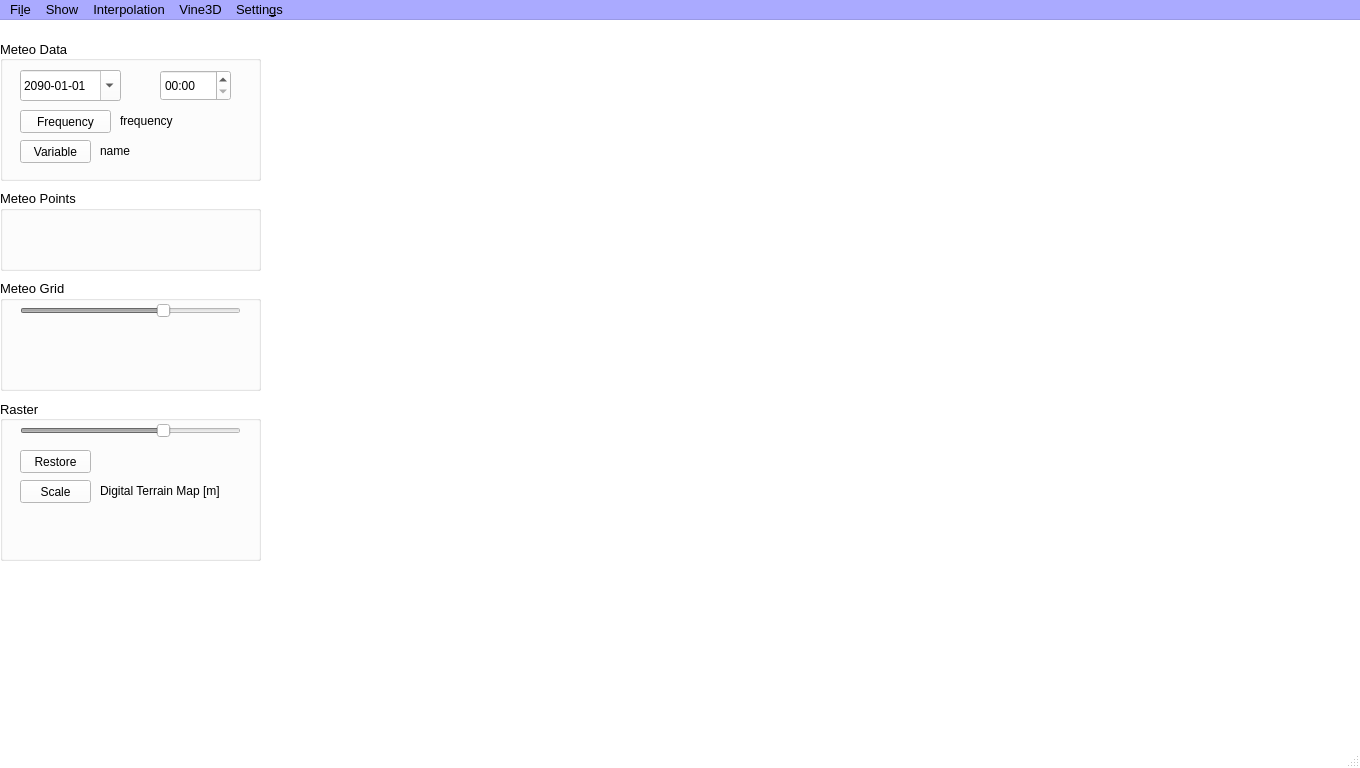
Before: the Qt Designer form VINE3D/mainWindow.ui in gaowudao/CRITERIA3D, drawn with Qt 5.
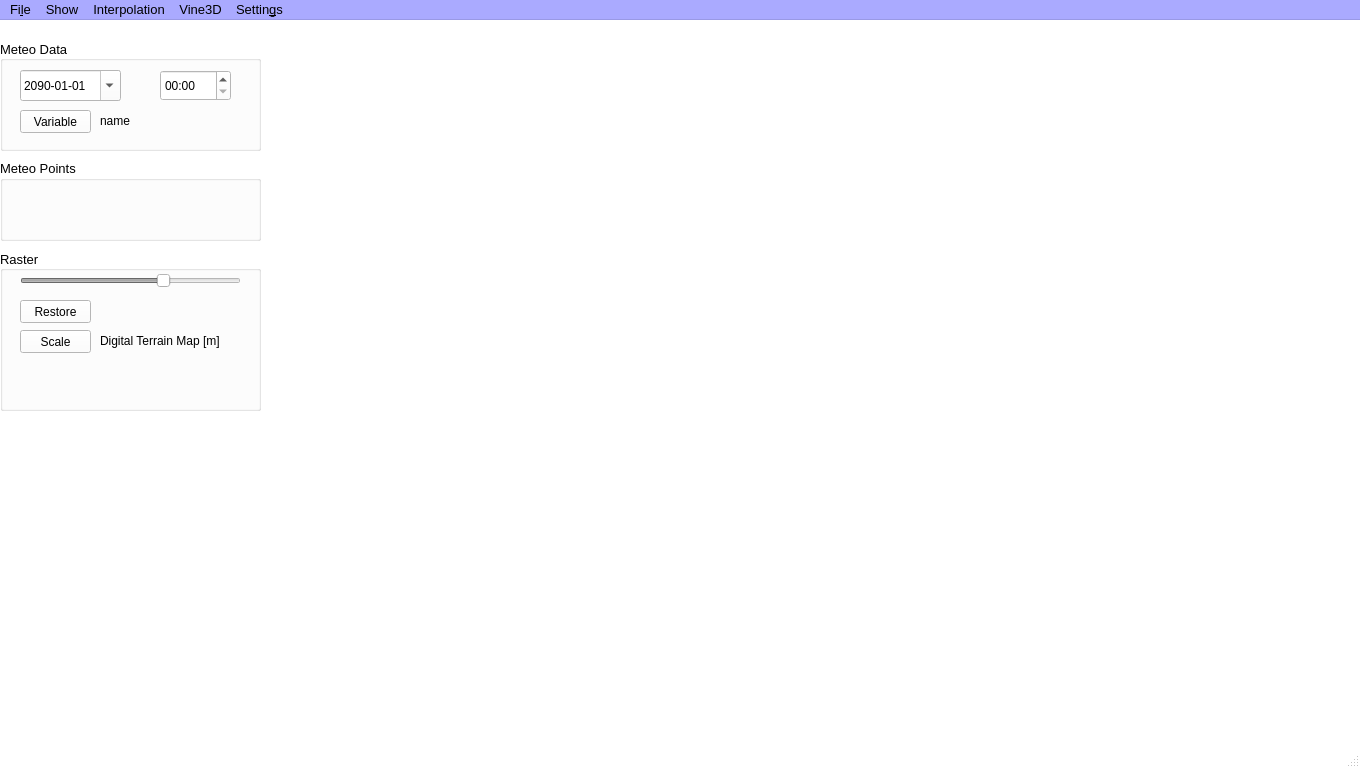
After: the same form once the commit is applied.

```diff
--- a/VINE3D/mainWindow.ui
+++ b/VINE3D/mainWindow.ui
@@ -504,7 +504,7 @@
     <property name="geometry">
      <rect>
       <x>0</x>
-      <y>380</y>
+      <y>230</y>
       <width>261</width>
       <height>161</height>
      </rect>
@@ -1123,7 +1123,7 @@
       <x>0</x>
       <y>20</y>
       <width>261</width>
-      <height>141</height>
+      <height>111</height>
      </rect>
     </property>
     <property name="palette">
@@ -1588,7 +1588,7 @@
      <property name="geometry">
       <rect>
        <x>100</x>
-       <y>100</y>
+       <y>70</y>
        <width>151</width>
        <height>21</height>
       </rect>
@@ -1639,24 +1639,6 @@
       <string>name</string>
      </property>
     </widget>
-    <widget class="QLabel" name="labelFrequency">
-     <property name="geometry">
-      <rect>
-       <x>120</x>
-       <y>70</y>
-       <width>131</width>
-       <height>21</height>
-      </rect>
-     </property>
-     <property name="font">
-      <font>
-       <pointsize>9</pointsize>
-      </font>
-     </property>
-     <property name="text">
-      <string>frequency</string>
-     </property>
-    </widget>
     <widget class="QDateEdit" name="dateEdit">
      <property name="geometry">
       <rect>
@@ -1789,29 +1771,11 @@
       </date>
      </property>
     </widget>
-    <widget class="QPushButton" name="frequencyButton">
-     <property name="geometry">
-      <rect>
-       <x>20</x>
-       <y>70</y>
-       <width>91</width>
-       <height>23</height>
-      </rect>
-     </property>
-     <property name="font">
-      <font>
-       <pointsize>9</pointsize>
-      </font>
-     </property>
-     <property name="text">
-      <string>Frequency</string>
-     </property>
-    </widget>
     <widget class="QPushButton" name="variableButton">
      <property name="geometry">
       <rect>
        <x>20</x>
-       <y>100</y>
+       <y>70</y>
        <width>71</width>
        <height>23</height>
       </rect>
@@ -1915,140 +1879,11 @@
      </property>
     </widget>
    </widget>
-   <widget class="QGroupBox" name="groupBoxMeteoGrid">
-    <property name="geometry">
-     <rect>
-      <x>0</x>
-      <y>260</y>
-      <width>261</width>
-      <height>111</height>
-     </rect>
-    </property>
-    <property name="autoFillBackground">
-     <bool>true</bool>
-    </property>
-    <property name="title">
-     <string>Meteo Grid</string>
-    </property>
-    <widget class="QWidget" name="widgetColorLegendGrid" native="true">
-     <property name="geometry">
-      <rect>
-       <x>0</x>
-       <y>60</y>
-       <width>261</width>
-       <height>41</height>
-      </rect>
-     </property>
-     <property name="font">
-      <font>
-       <pointsize>8</pointsize>
-      </font>
-     </property>
-     <property name="toolTip">
-      <string>Variable colors</string>
-     </property>
-    </widget>
-    <widget class="QSlider" name="meteoGridOpacitySlider">
-     <property name="enabled">
-      <bool>false</bool>
-     </property>
-     <property name="geometry">
-      <rect>
-       <x>20</x>
-       <y>20</y>
-       <width>221</width>
-       <height>22</height>
-      </rect>
-     </property>
-     <property name="toolTip">
-      <string>Meteo Grid opacity</string>
-     </property>
-     <property name="toolTipDuration">
-      <number>-1</number>
-     </property>
-     <property name="statusTip">
-      <string notr="true"/>
-     </property>
-     <property name="whatsThis">
-      <string notr="true"/>
-     </property>
-     <property name="accessibleName">
-      <string/>
-     </property>
-     <property name="accessibleDescription">
-      <string/>
-     </property>
-     <property name="maximum">
-      <number>100</number>
-     </property>
-     <property name="value">
-      <number>66</number>
-     </property>
-     <property name="orientation">
-      <enum>Qt::Horizontal</enum>
-     </property>
-    </widget>
-    <widget class="QLabel" name="labelMeteoGridScale">
-     <property name="geometry">
-      <rect>
-       <x>20</x>
-       <y>40</y>
-       <width>221</width>
-       <height>21</height>
-      </rect>
-     </property>
-     <property name="palette">
-      <palette>
-       <active>
-        <colorrole role="WindowText">
-         <brush brushstyle="SolidPattern">
-          <color alpha="255">
-           <red>0</red>
-           <green>0</green>
-           <blue>0</blue>
-          </color>
-         </brush>
-        </colorrole>
-       </active>
-       <inactive>
-        <colorrole role="WindowText">
-         <brush brushstyle="SolidPattern">
-          <color alpha="255">
-           <red>0</red>
-           <green>0</green>
-           <blue>0</blue>
-          </color>
-         </brush>
-        </colorrole>
-       </inactive>
-       <disabled>
-        <colorrole role="WindowText">
-         <brush brushstyle="SolidPattern">
-          <color alpha="255">
-           <red>127</red>
-           <green>127</green>
-           <blue>127</blue>
-          </color>
-         </brush>
-        </colorrole>
-       </disabled>
-      </palette>
-     </property>
-     <property name="font">
-      <font>
-       <pointsize>9</pointsize>
-      </font>
-     </property>
-     <property name="text">
-      <string/>
-     </property>
-    </widget>
-   </widget>
    <widget class="QGroupBox" name="groupBoxMeteoPoints">
     <property name="geometry">
      <rect>
       <x>0</x>
-      <y>170</y>
+      <y>140</y>
       <width>261</width>
       <height>81</height>
      </rect>
```
Left out of the diff: 3 changed lines with no effect on the pictures.
